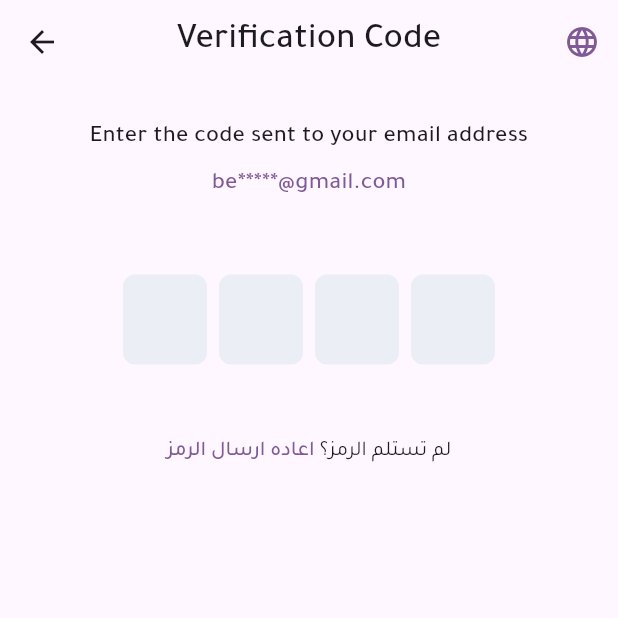
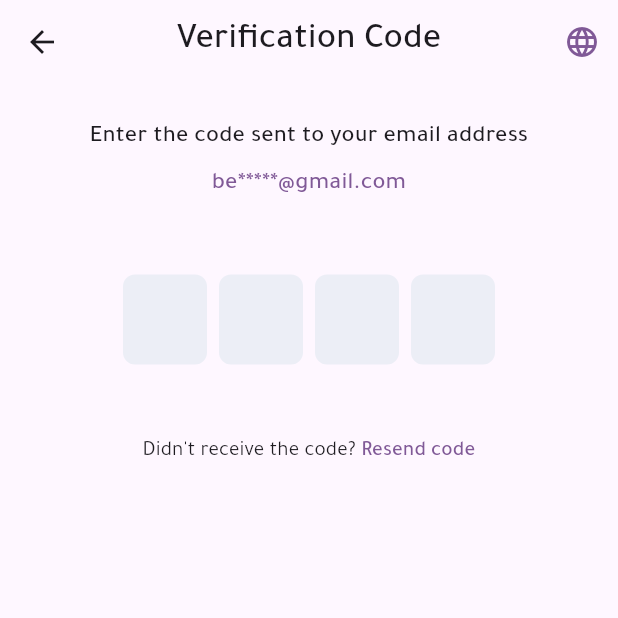
Before and after one commit to elsankry02/Lady_Driver_App, a Flutter app: the VerificationCodePage screen opened by its route, on a phone screen of 412 x 824 dp, the top half of it. Run offline on Flutter 3.47's test engine with Material 3 defaults, Android fonts, the phone set to English and light mode, and no system bars; drawn by our look-alikes of pinput; our stand-ins replace auto_route, bloc, flutter_bloc, flutter_svg, image_picker, shared_preferences; accounts and stored records are empty.

Commit message:
finish Localizations to Verification Code Page

```diff
--- a/lib/home/pages/verification_code/widget/text_rich_receive_the_code.dart
+++ b/lib/home/pages/verification_code/widget/text_rich_receive_the_code.dart
@@ -1,5 +1,7 @@
 import 'package:flutter/gestures.dart';
 import 'package:flutter/material.dart';
+import 'package:lady_driver/l10n/app_localizations.dart';
+
 import '../../../../core/constant/color_manger.dart';
 
 class TextRichReceiveTheCode extends StatelessWidget {
@@ -17,11 +19,11 @@ class TextRichReceiveTheCode extends StatelessWidget {
       text: TextSpan(
         style: textTheme.titleSmall!.copyWith(fontWeight: FontWeight.w400),
         children: [
-          const TextSpan(
-            text: 'لم تستلم الرمز؟ ',
+          TextSpan(
+            text: AppLocalizations.of(context)!.didNotReceiveTheCode,
           ),
           TextSpan(
-            text: 'اعاده ارسال الرمز',
+            text: AppLocalizations.of(context)!.resendCode,
             style: textTheme.titleSmall!
                 .copyWith(color: ColorManger.kPrimaryColor),
             recognizer: TapGestureRecognizer()..onTap = () {},
--- a/lib/l10n/app_ar.arb
+++ b/lib/l10n/app_ar.arb
@@ -29,6 +29,8 @@
  "enterYourEmail" : "ادخل بريدك الالكتروني",
  "sendCode" : "إرسال الرمز",
  "enterTheCodeThatWasSentToYourEmailAddress": "ادخل الرمز الذي تم إرساله إلي عنولن البريد \nالالكترونى",
- "verificationcode" : "رمز التحقق"
+ "verificationcode" : "رمز التحقق",
+ "didNotReceiveTheCode": "لم تستلم الرمز؟ ",
+ "resendCode":"اعاده ارسال الرمز"
 
     }
--- a/lib/l10n/app_en.arb
+++ b/lib/l10n/app_en.arb
@@ -29,8 +29,9 @@
 "enterYourEmail" : "Enter your Email",
 "sendCode":"Send Code",
 "enterTheCodeThatWasSentToYourEmailAddress": "Enter the code sent to your email address",
-"verificationcode" : "Verification Code"
-
+"verificationcode" : "Verification Code",
+"didNotReceiveTheCode":"Didn't receive the code? ",
+"resendCode":"Resend code"
 
 
 }
--- a/lib/l10n/app_localizations.dart
+++ b/lib/l10n/app_localizations.dart
@@ -274,6 +274,18 @@ abstract class AppLocalizations {
   /// In en, this message translates to:
   /// **'Verification Code'**
   String get verificationcode;
+
+  /// No description provided for @didNotReceiveTheCode.
+  ///
+  /// In en, this message translates to:
+  /// **'Didn\'t receive the code? '**
+  String get didNotReceiveTheCode;
+
+  /// No description provided for @resendCode.
+  ///
+  /// In en, this message translates to:
+  /// **'Resend code'**
+  String get resendCode;
 }
 
 class _AppLocalizationsDelegate extends LocalizationsDelegate<AppLocalizations> {
--- a/lib/l10n/app_localizations_ar.dart
+++ b/lib/l10n/app_localizations_ar.dart
@@ -95,4 +95,10 @@ class AppLocalizationsAr extends AppLocalizations {
 
   @override
   String get verificationcode => 'رمز التحقق';
+
+  @override
+  String get didNotReceiveTheCode => 'لم تستلم الرمز؟ ';
+
+  @override
+  String get resendCode => 'اعاده ارسال الرمز';
 }
--- a/lib/l10n/app_localizations_en.dart
+++ b/lib/l10n/app_localizations_en.dart
@@ -95,4 +95,10 @@ class AppLocalizationsEn extends AppLocalizations {
 
   @override
   String get verificationcode => 'Verification Code';
+
+  @override
+  String get didNotReceiveTheCode => 'Didn\'t receive the code? ';
+
+  @override
+  String get resendCode => 'Resend code';
 }
```
